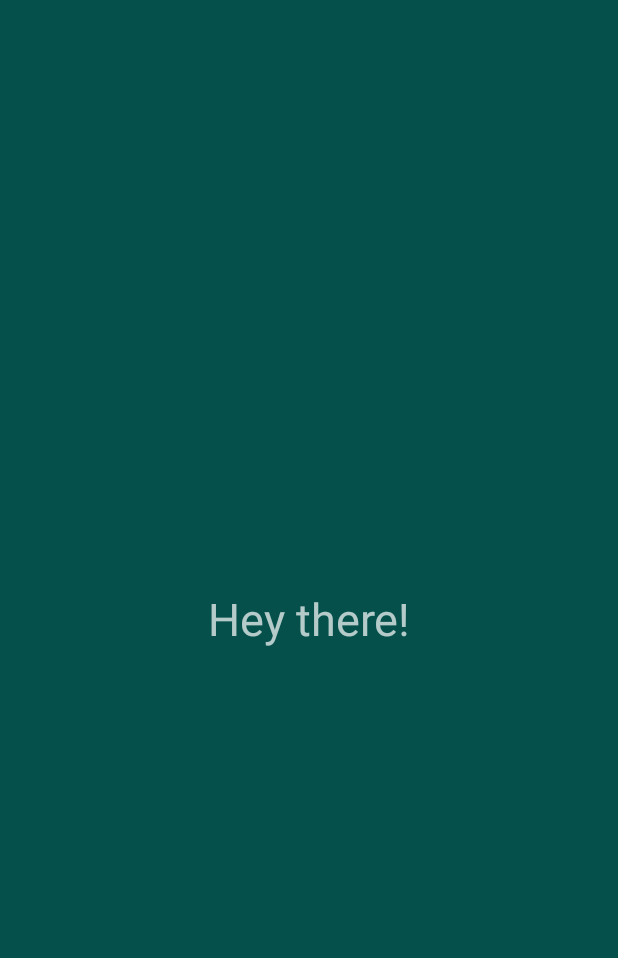
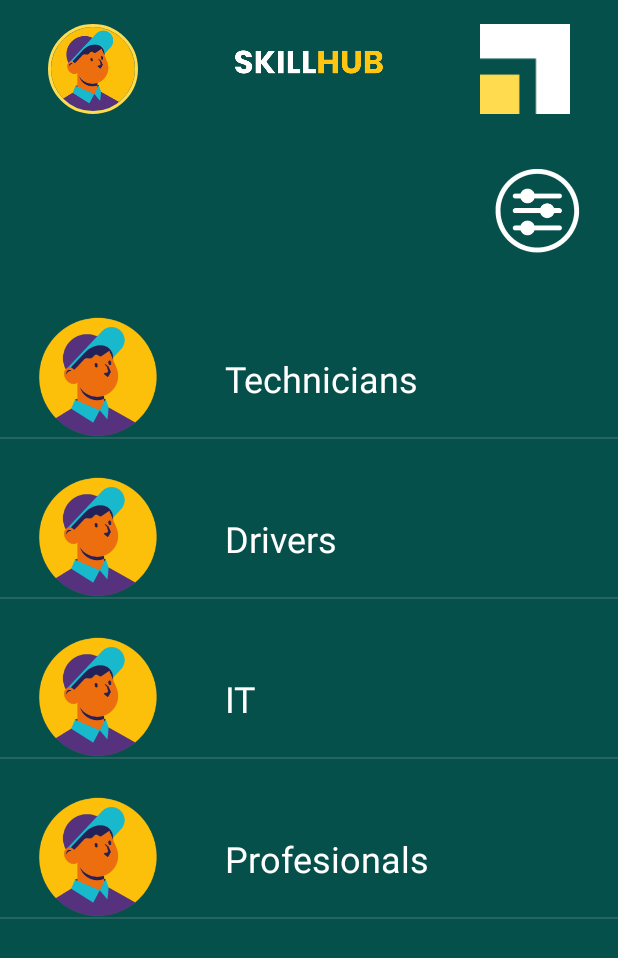
Before and after one commit to pavithrailankoon/skillshub, an Android app: the screen it shows after launch (Home before the commit, clientHome after it), on a phone screen of 412 x 824 dp. Shown: the top 958 px of the screen. Run offline under Robolectric (Android 15) with nearby library versions, the phone set to English and light mode, and no system bars; our stand-ins replace CircleImageView; 2 statements that could not run were skipped.

Commit message:
make clientHome Screen

```diff
--- a/app/src/main/AndroidManifest.xml
+++ b/app/src/main/AndroidManifest.xml
@@ -21,6 +21,9 @@
         android:theme="@style/Theme.Skillshub"
         tools:targetApi="31">
         <activity
+            android:name=".Home"
+            android:exported="false" />
+        <activity
             android:name=".LoginActivity"
             android:exported="false" />
         <activity
@@ -28,12 +31,12 @@
             android:exported="false" />
         <activity
             android:name=".signupform.RegistrationControlActivity"
-            android:exported="true" />
+            android:exported="false" />
         <activity
             android:name=".firebase.TestFirebaseActivity"
             android:exported="false" />
         <activity
-            android:name=".Home"
+            android:name=".clientHome"
             android:exported="true">
             <intent-filter>
                 <action android:name="android.intent.action.MAIN" />
@@ -41,6 +44,7 @@
                 <category android:name="android.intent.category.LAUNCHER" />
             </intent-filter>
         </activity>
+
         <provider
             android:name="androidx.core.content.FileProvider"
             android:authorities="your.package.name.fileprovider"
--- /dev/null
+++ b/app/src/main/java/com/example/skillshub/clientHome.java
@@ -0,0 +1,45 @@
+package com.example.skillshub;
+
+import android.os.Bundle;
+
+import android.widget.ListView;
+
+
+import androidx.activity.EdgeToEdge;
+import androidx.appcompat.app.AppCompatActivity;
+import androidx.core.graphics.Insets;
+import androidx.core.view.ViewCompat;
+import androidx.core.view.WindowInsetsCompat;
+
+
+
+public class clientHome extends AppCompatActivity {
+
+
+
+
+    @Override
+    protected void onCreate(Bundle savedInstanceState) {
+        super.onCreate(savedInstanceState);
+        EdgeToEdge.enable(this);
+        setContentView(R.layout.activity_client_home);
+        ViewCompat.setOnApplyWindowInsetsListener(findViewById(R.id.mainCategory_listView), (v, insets) -> {
+            Insets systemBars = insets.getInsets(WindowInsetsCompat.Type.systemBars());
+            v.setPadding(systemBars.left, systemBars.top, systemBars.right, systemBars.bottom);
+            return insets;
+        });
+
+        ListView listView = findViewById(R.id.mainCategory_listView);
+
+        String[] mainCategory = {"Technicians","Drivers","IT","Profesionals"};
+        int[] mainCategoryIcon = {R.drawable.technicians,R.drawable.drivers,R.drawable.baseline_category_24,R.drawable.star};
+
+        listAdapter adapter = new listAdapter(this,mainCategory,mainCategoryIcon);
+        listView.setAdapter(adapter);
+
+    }
+
+
+
+
+}
--- /dev/null
+++ b/app/src/main/java/com/example/skillshub/listAdapter.java
@@ -0,0 +1,46 @@
+package com.example.skillshub;
+
+import android.app.Activity;
+
+import android.view.LayoutInflater;
+import android.view.View;
+import android.view.ViewGroup;
+import android.widget.ArrayAdapter;
+import android.widget.ImageView;
+import android.widget.TextView;
+
+import androidx.annotation.NonNull;
+import androidx.annotation.Nullable;
+
+public class listAdapter extends ArrayAdapter<String> {
+
+
+    private final Activity context;
+
+    private final String[] mainCategory;
+    private final int[] mainCategoryIcon;
+
+
+    public listAdapter(Activity context, String[] mainCategory, int[] mainCategoryIcon) {
+        super(context,R.layout.custom_list_item_layout,mainCategory);
+        this.context = context;
+        this.mainCategory = mainCategory;
+        this.mainCategoryIcon = mainCategoryIcon;
+    }
+
+    @NonNull
+    @Override
+    public View getView(int position, @Nullable View convertView, @NonNull ViewGroup parent) {
+        LayoutInflater inflater = context.getLayoutInflater();
+        View rowView = inflater.inflate(R.layout.custom_list_item_layout,null,true);
+
+        TextView mainCategoryText = rowView.findViewById(R.id.mainCategoryName_textView);
+        ImageView mainCategoryImage = rowView.findViewById(R.id.mainCategoryName_textView);
+
+        mainCategoryText.setText(mainCategory[position]);
+        mainCategoryImage.setImageResource(mainCategoryIcon[position]);
+
+        return rowView;
+
+    }
+}
--- /dev/null
+++ b/app/src/main/java/com/example/skillshub/model/customModel.java
@@ -0,0 +1,20 @@
+package com.example.skillshub.model;
+
+public class customModel {
+
+    private final int iconID;
+    private final String mainCategoryName;
+
+    public customModel(int iconID, String mainCategoryName){
+        this.iconID = iconID;
+        this.mainCategoryName = mainCategoryName;
+    }
+
+    public int getIconID() {
+        return iconID;
+    }
+
+    public String getMainCategory() {
+        return mainCategoryName;
+    }
+}
--- /dev/null
+++ b/app/src/main/res/layout/activity_client_home.xml
@@ -0,0 +1,90 @@
+<?xml version="1.0" encoding="utf-8"?>
+<RelativeLayout xmlns:android="http://schemas.android.com/apk/res/android"
+    android:layout_width="match_parent"
+    android:layout_height="wrap_content"
+    xmlns:app="http://schemas.android.com/apk/res-auto"
+    android:background="@color/background_green">
+
+    <RelativeLayout
+        android:layout_width="match_parent"
+        android:layout_height="wrap_content"
+        android:padding="16dp">
+
+        <de.hdodenhof.circleimageview.CircleImageView
+            android:id="@+id/avatar"
+            android:layout_width="60dp"
+            android:layout_height="60dp"
+            android:layout_alignParentStart="true"
+            android:layout_alignParentLeft="true"
+            android:layout_centerVertical="true"
+            android:layout_marginStart="16dp"
+            android:src="@drawable/avatar"
+            app:civ_border_color="@color/yellow"
+            app:civ_border_width="2dp" />
+
+        <ImageView
+            android:id="@+id/logo_name"
+            android:layout_width="114dp"
+            android:layout_height="wrap_content"
+            android:layout_alignParentStart="true"
+            android:layout_alignParentEnd="true"
+            android:layout_marginStart="140dp"
+            android:layout_marginEnd="140dp"
+            android:src="@drawable/logo_name" />
+
+        <ImageView
+            android:id="@+id/imageView"
+            android:layout_width="60dp"
+            android:layout_height="60dp"
+            android:layout_alignParentTop="true"
+            android:layout_alignParentEnd="true"
+
+            android:layout_marginEnd="16dp"
+            app:srcCompat="@drawable/logo"
+            android:layout_alignParentLeft="true"
+            android:layout_centerVertical="true"/>
+
+
+    </RelativeLayout>
+
+    <RelativeLayout
+        android:id="@+id/relativeLayout"
+        android:layout_width="match_parent"
+        android:layout_height="wrap_content"
+        android:layout_alignParentTop="true"
+        android:layout_marginTop="90dp"
+        android:padding="16dp">
+
+        <ImageButton
+            android:id="@+id/filter_button"
+            android:layout_width="60dp"
+            android:layout_height="60dp"
+            android:layout_alignParentTop="true"
+            android:layout_alignParentEnd="true"
+            android:layout_marginTop="4dp"
+            android:layout_marginEnd="8dp"
+            android:background="@color/background_green"
+            app:srcCompat="@drawable/filter"
+
+            android:layout_alignParentLeft="true"
+            android:layout_centerVertical="true">
+
+        </ImageButton>
+
+    </RelativeLayout>
+
+    <LinearLayout
+        android:layout_width="match_parent"
+        android:layout_height="match_parent"
+        android:layout_alignParentTop="true"
+        android:layout_marginTop="186dp">
+
+        <ListView
+            android:layout_width="match_parent"
+            android:layout_height="match_parent"
+            android:id="@+id/mainCategory_listView">
+        </ListView>
+
+    </LinearLayout>
+
+</RelativeLayout>
--- a/app/src/main/res/layout/appbar_home.xml
+++ b/app/src/main/res/layout/appbar_home.xml
@@ -14,32 +14,25 @@
             android:id="@+id/avatar"
             android:layout_width="35dp"
             android:layout_height="35dp"
-            app:civ_border_width="2dp"
+            android:layout_alignParentStart="true"
+            android:layout_alignParentLeft="true"
+            android:layout_centerVertical="true"
+            android:layout_marginStart="16dp"
+            android:layout_marginEnd="16dp"
+            android:src="@drawable/avatar"
             app:civ_border_color="@color/yellow"
-            android:layout_centerVertical="true"
-            android:layout_alignParentLeft="true"
-            android:layout_marginEnd="16dp"
-            android:src="@drawable/avatar" />
+            app:civ_border_width="2dp" />
 
         <ImageView
             android:id="@+id/logo_name"
-            android:layout_width="110dp"
+            android:layout_width="114dp"
             android:layout_height="wrap_content"
-            android:layout_marginStart="102dp"
-            android:layout_marginEnd="98dp"
-            android:layout_toStartOf="@+id/notification"
-            android:layout_toEndOf="@id/avatar"
-            android:src="@drawable/logo_name"
-            android:layout_centerInParent="true"/>
+            android:layout_alignParentStart="true"
+            android:layout_alignParentEnd="true"
+            android:layout_marginStart="140dp"
+            android:layout_marginEnd="140dp"
+            android:src="@drawable/logo_name" />
 
-        <ImageView
-            android:id="@+id/notification"
-            android:layout_width="35dp"
-            android:layout_height="35dp"
-            android:layout_alignParentEnd="true"
-            android:layout_centerVertical="true"
-            android:src="@drawable/baseline_notifications_24"
-            android:layout_alignParentRight="true"/>
     </RelativeLayout>
 
 </RelativeLayout>
--- /dev/null
+++ b/app/src/main/res/layout/custom_list_item_layout.xml
@@ -0,0 +1,25 @@
+<?xml version="1.0" encoding="utf-8"?>
+<RelativeLayout xmlns:android="http://schemas.android.com/apk/res/android"
+    xmlns:app="http://schemas.android.com/apk/res-auto"
+    android:layout_width="match_parent"
+    android:layout_height="wrap_content">
+
+    <ImageView
+        android:id="@+id/mainCategoryIcon_imageView"
+        android:layout_width="80dp"
+        android:layout_height="80dp"
+        android:layout_marginStart="25dp"
+        android:layout_marginTop="25dp"
+        app:srcCompat="@drawable/avatar" />
+
+    <TextView
+        android:id="@+id/mainCategoryName_textView"
+        android:layout_width="wrap_content"
+        android:layout_height="wrap_content"
+        android:layout_marginStart="150dp"
+        android:layout_marginTop="50dp"
+        android:text="TextView"
+
+        android:textColor="@color/white"
+        android:textSize="24sp" />
+</RelativeLayout>
```
Also changed, not shown: app/src/main/res/drawable/drivers.jpg (added), app/src/main/res/drawable/mainCategoryIcons/Drivers.jpg (added), app/src/main/res/drawable/mainCategoryIcons/technicians.jpg (added), app/src/main/res/drawable/technicians.jpg (added).
